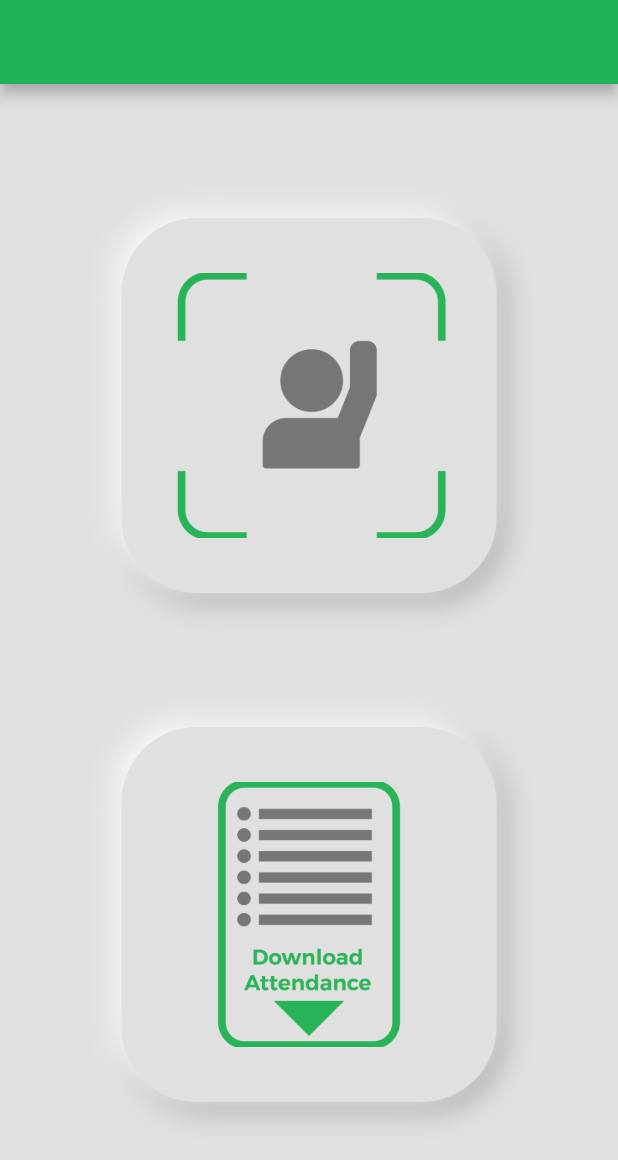
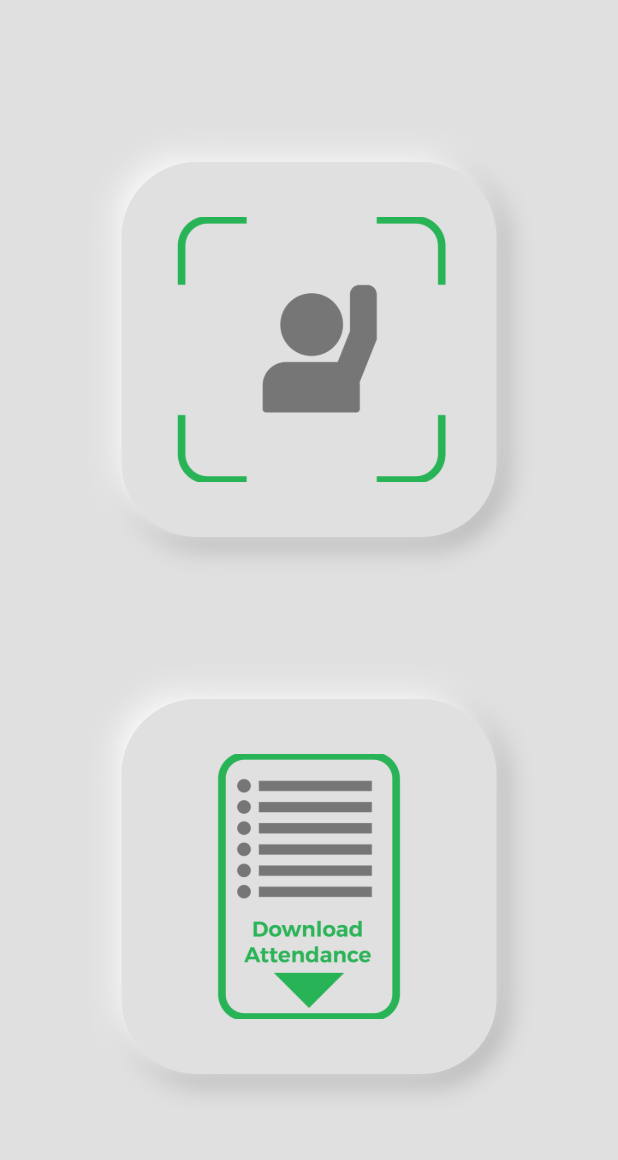
Before and after one commit to khadija-bash/Hazri-FYP, a Flutter app: the HomePage screen opened directly, on a phone screen of 412 x 824 dp. Shown: the top 1160 px of the screen. Run offline on Flutter 3.47's test engine with Material 2 defaults, Android fonts, the phone set to English and light mode, and no system bars; our stand-ins replace camera, cloud_firestore, csv, email_validator, firebase_auth, firebase_core and 1 more; accounts and stored records are empty.

Commit message:
Removed Appbar from HomePage.dart

```diff
--- a/lib/HomePage.dart
+++ b/lib/HomePage.dart
@@ -37,9 +37,6 @@ class _HomePageState extends State<HomePage> {
   Widget build(BuildContext context) {
     return Scaffold(
       backgroundColor: Colors.grey[300],
-      appBar: AppBar(
-        backgroundColor: const Color.fromRGBO(32, 179, 86, 1),
-      ),
       body: Center(
         child: Column(
           mainAxisAlignment: MainAxisAlignment.spaceEvenly,
```
Also changed, not shown: pubspec.lock (added).
